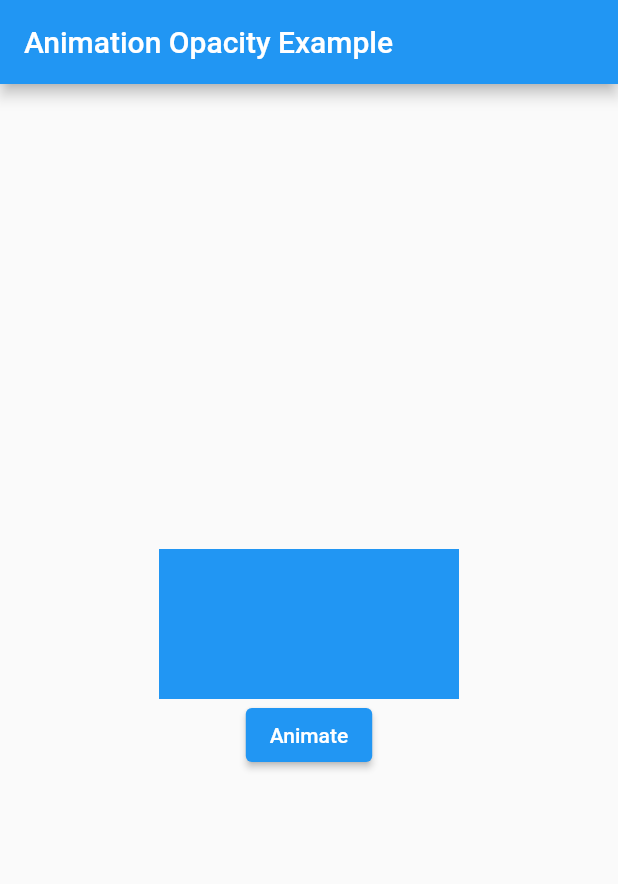
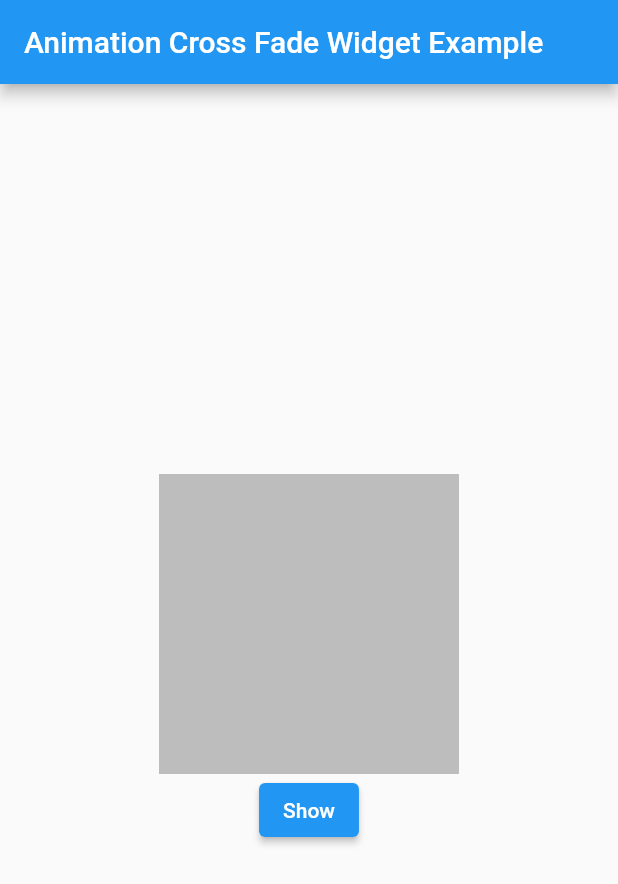
Before and after one commit to sthnischal/Flutter-Basics, a Flutter app: the screen it shows after launch, on a phone screen of 412 x 824 dp. Shown: the top 884 px of the screen. Run offline on Flutter 3.47's test engine with Material 2 defaults, Android fonts, the phone set to English and light mode, and no system bars.

Commit message:
Animated Cross Fade Widget added

```diff
--- a/flutterbasics/lib/main.dart
+++ b/flutterbasics/lib/main.dart
@@ -1,3 +1,5 @@
+import 'dart:async';
+
 import 'package:flutter/material.dart';
 
 void main() {
@@ -27,44 +29,72 @@ class MyHomePage extends StatefulWidget {
 }
 
 class _MyHomePageState extends State<MyHomePage> {
-  var myOpacity = 1.0;
-  bool isVisible = true;
+  bool isFirst = true;
+
+  @override
+  void initState() {
+    // TODO: implement initState
+    super.initState();
+
+    //it is not used for button click
+    // Timer(Duration(seconds: 4), () {
+    //   reload();
+    // });
+  }
+
+  void reload() {
+    setState(() {
+      //isFirst = false;
+
+      if (isFirst) {
+        isFirst = false;
+      } else {
+        isFirst = true;
+      }
+    });
+  }
+
   @override
   Widget build(BuildContext context) {
     return Scaffold(
         appBar: AppBar(
-          title: Text('Animation Opacity Example'),
+          title: Text('Animation Cross Fade Widget Example'),
         ),
         body: Center(
           child: Column(
             mainAxisAlignment: MainAxisAlignment.center,
             children: [
-              AnimatedOpacity(
-                opacity: myOpacity,
+              AnimatedCrossFade(
                 duration: Duration(seconds: 2),
-                //curve: Curves.slowMiddle,
-                //curve: Curves.elasticIn,
-                curve: Curves.bounceIn,
-                child: Container(
+                firstChild: Container(
                   width: 200,
-                  height: 100,
-                  color: Colors.blue,
+                  height: 200,
+                  color: Colors.grey.shade400,
                 ),
+                secondChild: Image.asset(
+                  'assets/images/boy.png',
+                  width: 200,
+                  height: 200,
+                  //width: 100,
+                  //height: 100,
+                ),
+
+                // if size of two child is different
+                //sizeCurve: Curves.fastOutSlowIn,
+
+                //if size are same
+                firstCurve: Curves.easeInOut,
+                secondCurve: Curves.bounceInOut,
+                //crossFadeState: CrossFadeState.showSecond,
+                crossFadeState: isFirst
+                    ? CrossFadeState.showFirst
+                    : CrossFadeState.showSecond,
               ),
               ElevatedButton(
                   onPressed: () {
-                    setState(() {
-                      //toggling with button
-                      if (isVisible) {
-                        myOpacity = 0.0; //invisible
-                        isVisible = false;
-                      } else {
-                        myOpacity = 1.0; //visible
-                        isVisible = true;
-                      }
-                    });
+                    reload();
                   },
-                  child: Text('Animate'))
+                  child: Text('Show'))
             ],
           ),
         ));
```
